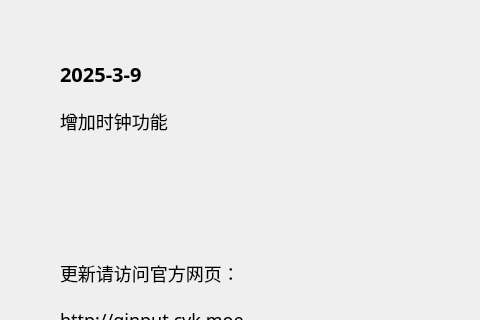
Old version of the form source/ui/AboutUi.ui in the repository ChiyukiGana/Quickinput; both pictures show x 0 to 480 and y 0 to 320 of the 640 by 440 pixel window.
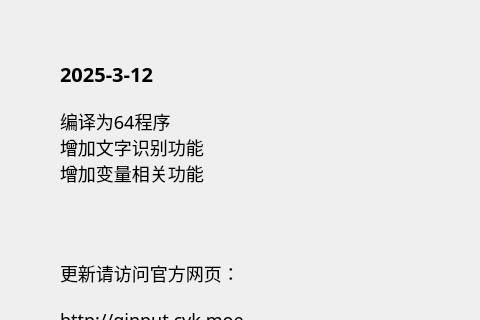
New version of the form.

Diff of the .ui file:
```diff
--- a/source/ui/AboutUi.ui
+++ b/source/ui/AboutUi.ui
@@ -88,7 +88,7 @@
          <string notr="true">font-size:20px</string>
         </property>
         <property name="text">
-         <string>2025-3-9</string>
+         <string>2025-3-12</string>
         </property>
         <property name="textFormat">
          <enum>Qt::PlainText</enum>
@@ -104,7 +104,9 @@
          </sizepolicy>
         </property>
         <property name="text">
-         <string>增加时钟功能</string>
+         <string>编译为64程序
+增加文字识别功能
+增加变量相关功能</string>
         </property>
         <property name="textFormat">
          <enum>Qt::PlainText</enum>
```
